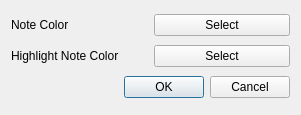
Before: the Qt Designer form colorpickerdialog.ui in UnkindledTwo/GuitarScales, drawn with Qt 5.
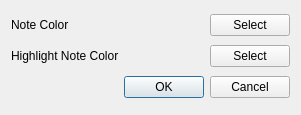
After: the same form once the commit is applied.

```diff
--- a/colorpickerdialog.ui
+++ b/colorpickerdialog.ui
@@ -23,6 +23,19 @@
        </property>
       </widget>
      </item>
+     <item>
+      <spacer name="horizontalSpacer">
+       <property name="orientation">
+        <enum>Qt::Horizontal</enum>
+       </property>
+       <property name="sizeHint" stdset="0">
+        <size>
+         <width>40</width>
+         <height>20</height>
+        </size>
+       </property>
+      </spacer>
+     </item>
      <item>
       <widget class="QPushButton" name="bNoteColor">
        <property name="text">
@@ -41,6 +54,19 @@
        </property>
       </widget>
      </item>
+     <item>
+      <spacer name="horizontalSpacer_2">
+       <property name="orientation">
+        <enum>Qt::Horizontal</enum>
+       </property>
+       <property name="sizeHint" stdset="0">
+        <size>
+         <width>40</width>
+         <height>20</height>
+        </size>
+       </property>
+      </spacer>
+     </item>
      <item>
       <widget class="QPushButton" name="bHighlightNoteColor">
        <property name="text">
```
